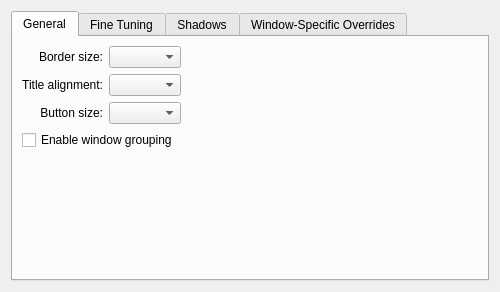
The window that clients/oxygen/config/oxygenconfigurationui.ui (KDE/kwin) describes before a commit, drawn with Qt 5.
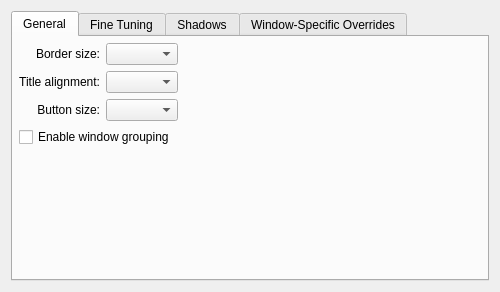
The same window after the commit. Custom widgets are drawn as their Qt base class.

Commit message: fixed spacing in tabs

```diff
--- a/clients/oxygen/config/oxygenconfigurationui.ui
+++ b/clients/oxygen/config/oxygenconfigurationui.ui
@@ -21,6 +21,9 @@
        <string>General</string>
       </attribute>
       <layout class="QGridLayout" name="gridLayout">
+       <property name="margin">
+        <number>6</number>
+       </property>
        <item row="0" column="0">
         <widget class="QLabel" name="label">
          <property name="text">
```
Left out of the diff: 3 changed lines with no effect on the pictures.
